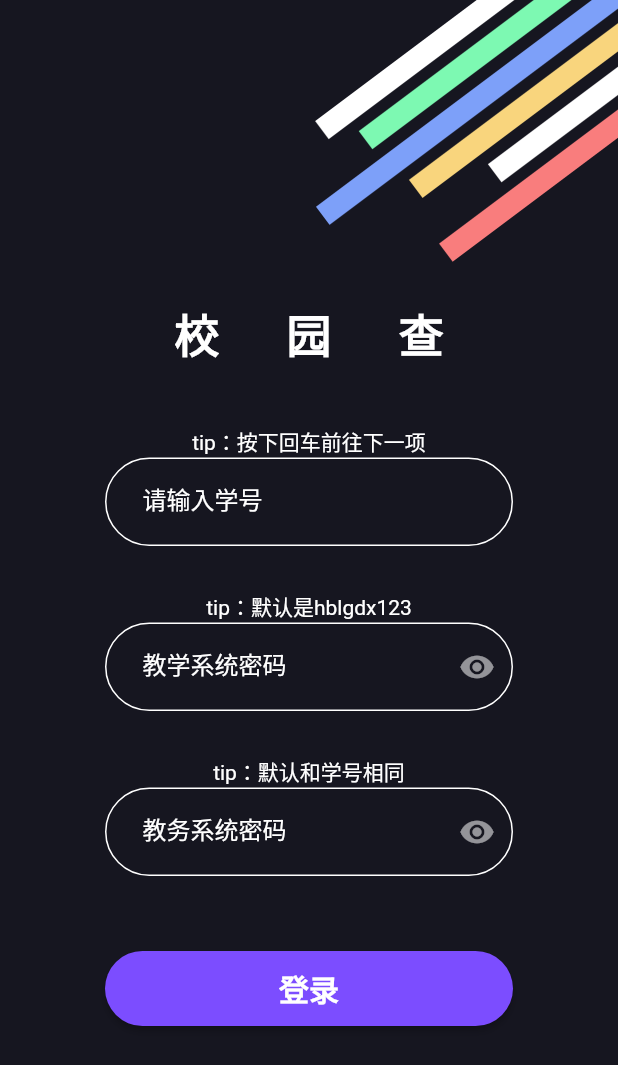
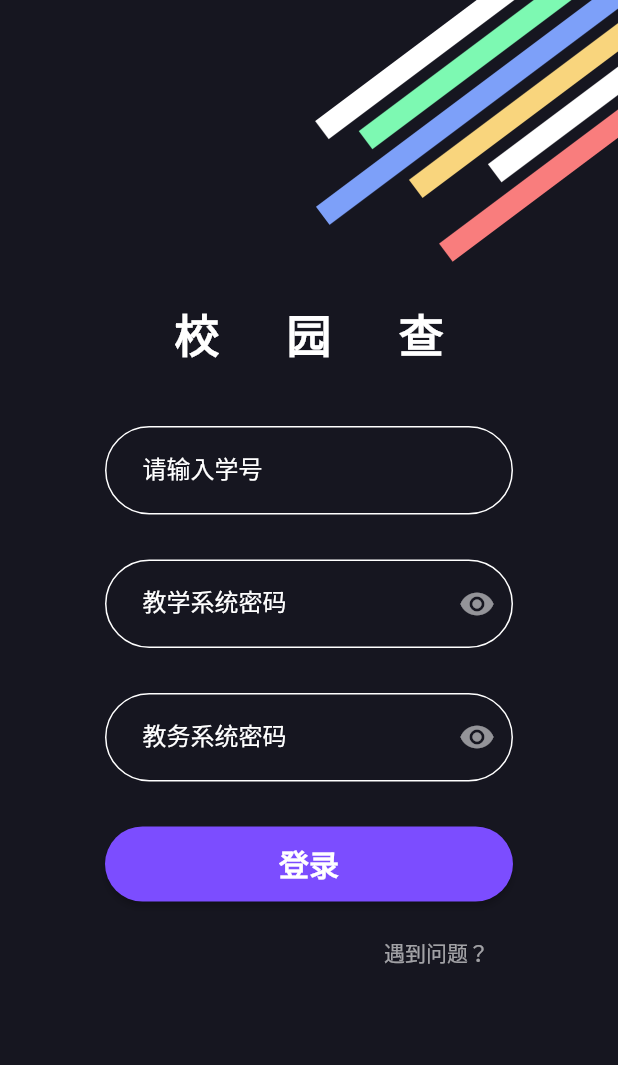
Before and after one commit to recallfuture/hblgdx, a Flutter app: the screen it shows after launch, on a phone screen of 412 x 824 dp. Shown: the top 1065 px of the screen. Run offline on Flutter 3.47's test engine with Material 2 defaults, Android fonts, the phone set to English and light mode, and no system bars; drawn by our look-alikes of oktoast; our stand-ins replace cookie_jar, dio, flutter_html, open_file, permission_handler, shared_preferences; missing offline and left inert: downloads_path_provider, flutter_sequence_animation, gbk2utf8, get_version; generated files the repository leaves out were written again; statements that could not run were skipped.

Commit message:
去掉提示，增加帮助

```diff
--- a/lib/pages/login_page.dart
+++ b/lib/pages/login_page.dart
@@ -57,16 +57,15 @@ class _LoginPageState extends State<LoginPage> {
                   SizedBox(height: 200.0),
                   buildTitle(),
                   SizedBox(height: 40.0),
-                  buildTip('按下回车前往下一项'),
                   buildUsernameTextField(context),
                   SizedBox(height: 30.0),
-                  buildTip('默认是hblgdx123'),
                   buildJxxtPasswordTextField(context),
                   SizedBox(height: 30.0),
-                  buildTip('默认和学号相同'),
                   buildJwxtPasswordTextField(context),
-                  SizedBox(height: 50.0),
+                  SizedBox(height: 30.0),
                   buildLoginButton(context),
+                  SizedBox(height: 10.0),
+                  buildHelpLink(context),
                 ],
               ),
             ),
@@ -85,14 +84,6 @@ class _LoginPageState extends State<LoginPage> {
         fontSize: 30,
         fontWeight: FontWeight.bold,
       ),
-    );
-  }
-
-  Widget buildTip(String text) {
-    return Text(
-      'tip：' + text,
-      textAlign: TextAlign.center,
-      style: TextStyle(color: Colors.white),
     );
   }
 
@@ -223,6 +214,23 @@ class _LoginPageState extends State<LoginPage> {
     );
   }
 
+  Widget buildHelpLink(BuildContext context) {
+    return Row(
+      mainAxisAlignment: MainAxisAlignment.end,
+      children: <Widget>[
+        FlatButton(
+          child: Text(
+            '遇到问题？',
+            style: TextStyle(color: Colors.white60),
+          ),
+          onPressed: () {
+            Navigator.of(context).pushNamed('/faq');
+          },
+        ),
+      ],
+    );
+  }
+
   Widget buildLoginButton(BuildContext context) {
     return MaterialButton(
       child: _waiting
@@ -283,7 +291,7 @@ class _LoginPageState extends State<LoginPage> {
     code = await myncmc.login(_username, _jwPassword);
     if (code != 200) {
       _stopWait();
-      _showToast('教学系统登录失败(${_errorCode[code]}，错误码$code)');
+      _showToast('教务系统登录失败(${_errorCode[code]}，错误码$code)');
       return;
     }
 
```
